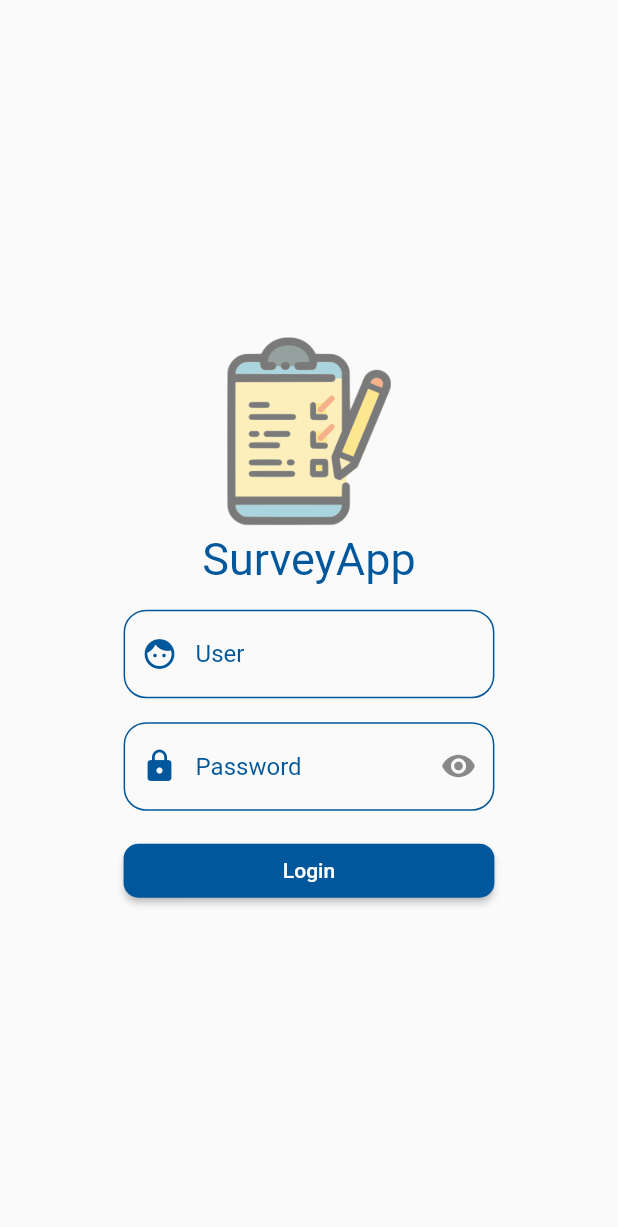
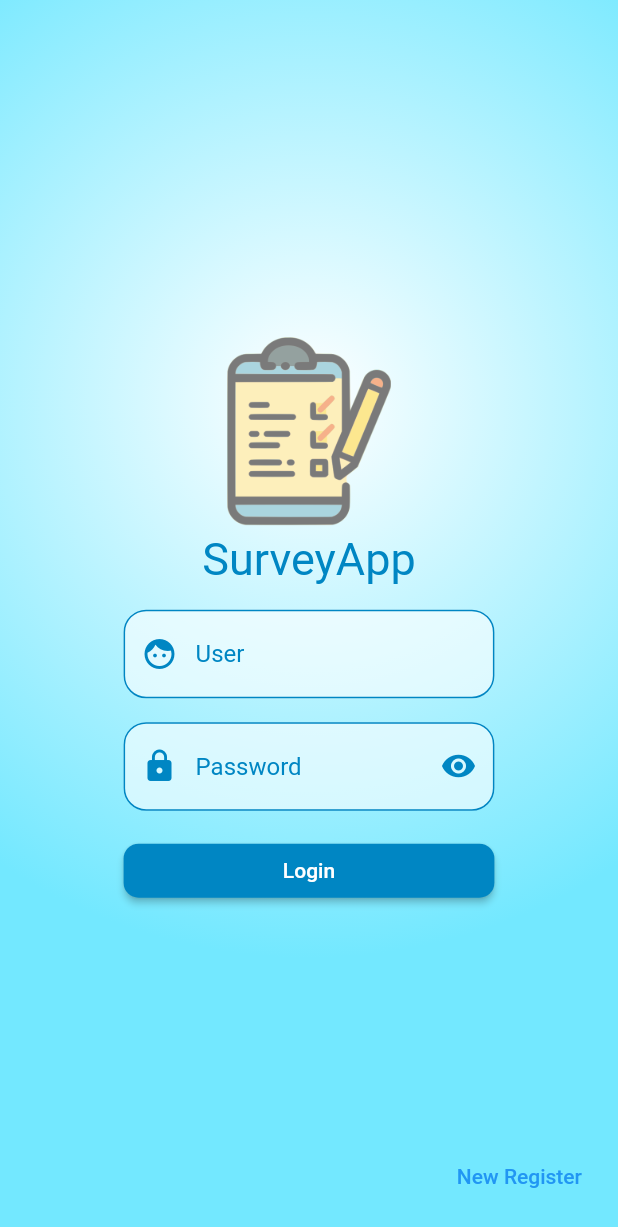
Before and after one commit to chcomama/SurveyApp1st, a Flutter app: the screen it shows after launch, on a phone screen of 412 x 824 dp. Shown: the top 1227 px of the screen. Run offline on Flutter 3.47's test engine with Material 2 defaults, Android fonts, the phone set to English and light mode, and no system bars; missing offline and left inert: dart:ffi.

Commit message:
day3 lunch

```diff
--- a/lib/main.dart
+++ b/lib/main.dart
@@ -15,7 +15,7 @@ class MyApp extends StatelessWidget {
     ]);
 
     return MaterialApp(
-      //ทำให้debugmodeหายยยยยย
+      //ทำให้debugmodeหาย
       debugShowCheckedModeBanner: false,
       routes: myRoutes,
       initialRoute: '/authen',
--- a/lib/router.dart
+++ b/lib/router.dart
@@ -3,11 +3,13 @@ import 'package:survey_project/state/addcustomer.dart';
 import 'package:survey_project/state/authen.dart';
 import 'package:survey_project/state/customerList.dart';
 import 'package:survey_project/state/my_survice.dart';
+import 'package:survey_project/state/register.dart';
 
 final Map<String, WidgetBuilder> myRoutes = {
 
 '/customerList':(BuildContext context)=> customerList(),
 '/addCustomer':(BuildContext context)=> addCustomer(),
 '/myService':(BuildContext context)=> MyService(),
+'/register':(BuildContext context)=> Register(),
 '/authen':(BuildContext context)=> Authen(),
 };
--- a/lib/state/authen.dart
+++ b/lib/state/authen.dart
@@ -11,11 +11,23 @@ class Authen extends StatefulWidget {
 class _AuthenState extends State<Authen> {
   double screen;
   bool status = true;
+  String user, password;
   @override
   Widget build(BuildContext context) {
     screen = MediaQuery.of(context).size.width;
     return Scaffold(
-      body: Center(
+      floatingActionButton: buildRegister(),
+      body: Container(
+        //BoxDecoration(color: MyStyle().lightColor)  สีล้วน
+        decoration: BoxDecoration(
+          gradient: RadialGradient(
+            center: Alignment(0, -0.35),
+            radius: 0.9,
+            colors: <Color>[Colors.white, MyStyle().lightColor],
+          ),
+        ),
+        child: Center(
+            child: SingleChildScrollView(
           child: Column(
             mainAxisSize: MainAxisSize.min,
             children: [
@@ -25,9 +37,17 @@ class _AuthenState extends State<Authen> {
               buildPassword(),
               buildLogin(),
             ],
+          ),
         )),
+      ),
     );
   }
+
+  TextButton buildRegister() => TextButton(
+      onPressed: () {},
+      child: Text(
+        'New Register',
+      ));
 
   Container buildLogin() {
     return Container(
@@ -56,6 +76,8 @@ class _AuthenState extends State<Authen> {
 
   Container buildUser() {
     return Container(
+      decoration: BoxDecoration(
+          color: Colors.white60, borderRadius: BorderRadius.circular(15)),
       margin: EdgeInsets.only(top: 16),
       width: screen * 0.6,
       child: TextField(
@@ -79,6 +101,8 @@ class _AuthenState extends State<Authen> {
 
   Container buildPassword() {
     return Container(
+      decoration: BoxDecoration(
+          color: Colors.white60, borderRadius: BorderRadius.circular(15)),
       margin: EdgeInsets.only(top: 16),
       width: screen * 0.6,
       child: TextField(
@@ -86,8 +110,14 @@ class _AuthenState extends State<Authen> {
         decoration: InputDecoration(
           suffixIcon: IconButton(
             icon: status
-                ? Icon(Icons.remove_red_eye)
-                : Icon(Icons.remove_red_eye_outlined),
+                ? Icon(
+                    Icons.remove_red_eye,
+                    color: MyStyle().darkColor,
+                  )
+                : Icon(
+                    Icons.remove_red_eye_outlined,
+                    color: MyStyle().darkColor,
+                  ),
             onPressed: () {
               setState(() {
                 status = !status;
--- /dev/null
+++ b/lib/state/register.dart
@@ -0,0 +1,14 @@
+import 'package:flutter/material.dart';
+class Register extends StatefulWidget {
+  @override
+  _RegisterState createState() => _RegisterState();
+}
+
+class _RegisterState extends State<Register> {
+  @override
+  Widget build(BuildContext context) {
+    return Scaffold(
+      appBar: AppBar(title: Text('New Register'),),
+    );
+  }
+}
--- a/lib/utility/my_style.dart
+++ b/lib/utility/my_style.dart
@@ -2,10 +2,13 @@ import 'package:flutter/material.dart';
 import 'package:survey_project/main.dart';
 
 class MyStyle {
-  Color darkColor = Colors.lightBlue[900];
-  Color primaryColor = Colors.lightBlue[300];
-  Color lightColor = Colors.lightBlue;
+  // Color darkColor = Colors.lightBlue[900];
+  // Color primaryColor = Colors.lightBlue[300];
+  // Color lightColor = Colors.lightBlue;
 
+  Color darkColor = Color(0xff0086c3);
+  Color primaryColor = Color(0xff29b6f6);
+  Color lightColor = Color(0xff73e8ff);
 
   TextStyle whiteStyle() => TextStyle(color: Colors.white);
 
--- a/pubspec.yaml
+++ b/pubspec.yaml
@@ -28,6 +28,9 @@ dependencies:
   # The following adds the Cupertino Icons font to your application.
   # Use with the CupertinoIcons class for iOS style icons.
   cupertino_icons: ^1.0.0
+  firebase_core: ^0.5.3
+  location: ^3.2.1
+
 
 dev_dependencies:
   flutter_test:
```
Also changed, not shown: pubspec.lock, 3 other files. Lines whose indentation alone changed are shown as unchanged.
